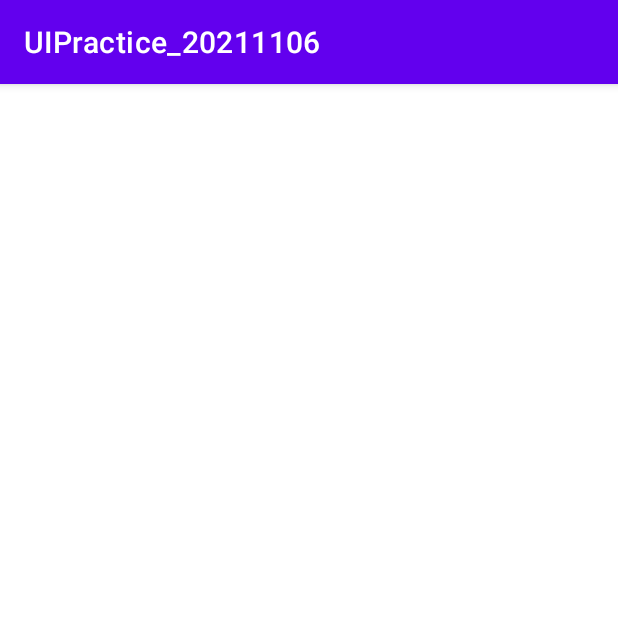
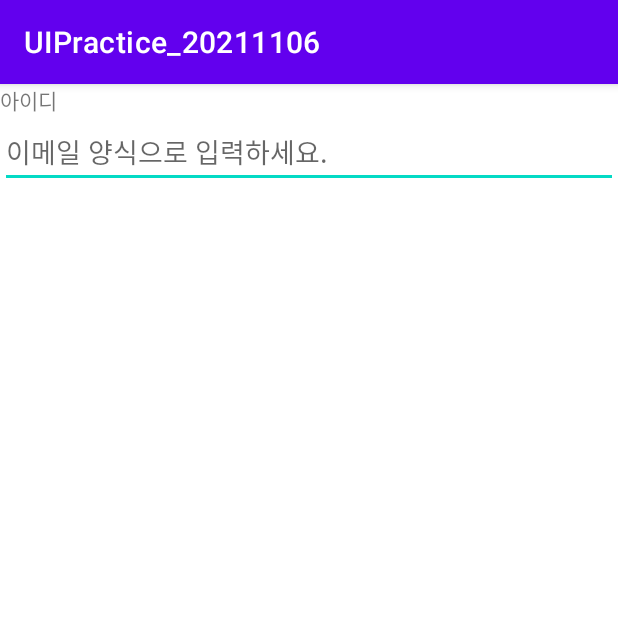
Before and after one commit to Kkknep/UIPractice_20211106, an Android app: the screen it shows after launch (MainActivity), on a phone screen of 412 x 824 dp, the top half of it. Run offline under Robolectric (Android 15) with nearby library versions, the phone set to English and light mode, and no system bars.

Commit message:
hint / inputType 속성 체험

```diff
--- a/app/build.gradle
+++ b/app/build.gradle
@@ -35,7 +35,7 @@ android {
 dependencies {
 
     implementation "org.jetbrains.kotlin:kotlin-stdlib:$kotlin_version"
-    implementation 'androidx.core:core-ktx:1.7.0'
+    implementation 'androidx.core:core-ktx:1.6.0'
     implementation 'androidx.appcompat:appcompat:1.3.1'
     implementation 'com.google.android.material:material:1.4.0'
     implementation 'androidx.constraintlayout:constraintlayout:2.1.1'
--- a/app/src/main/res/layout/activity_main.xml
+++ b/app/src/main/res/layout/activity_main.xml
@@ -8,6 +8,18 @@
     android:layout_height="match_parent"
     tools:context=".MainActivity">
 
+    <TextView
+        android:layout_width="wrap_content"
+        android:layout_height="wrap_content"
+        android:text="아이디"/>
+
+    <EditText
+        android:layout_width="match_parent"
+        android:inputType="textEmailAddress"
+        android:layout_height="wrap_content"
+        android:hint="이메일 양식으로 입력하세요."
+        />
+
 
 
 </LinearLayout>
```
